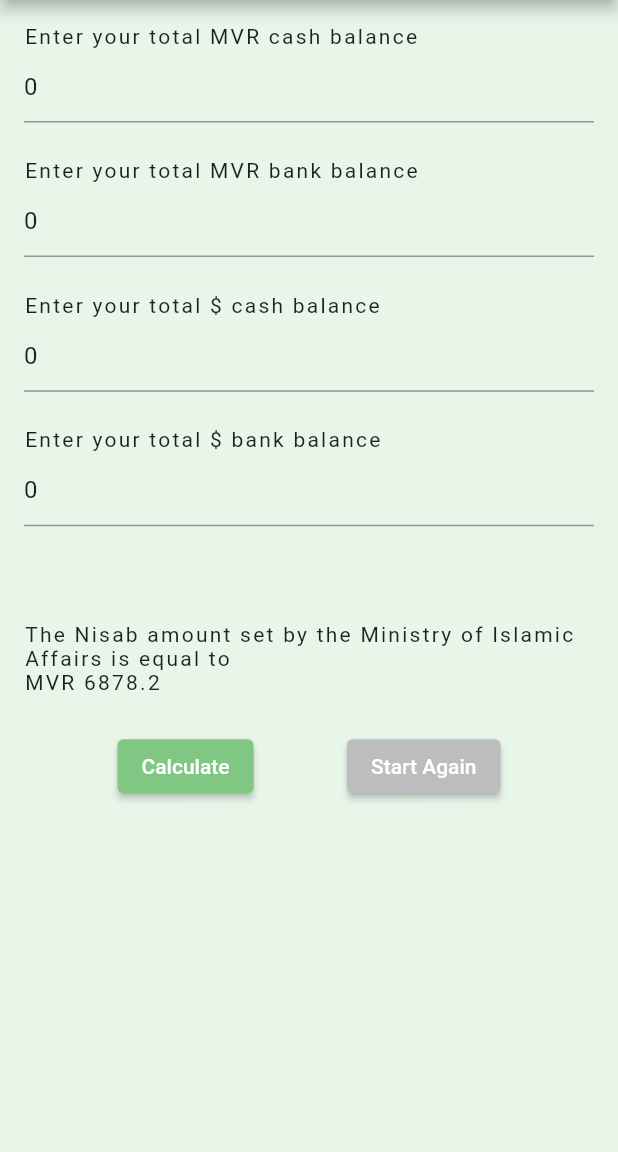
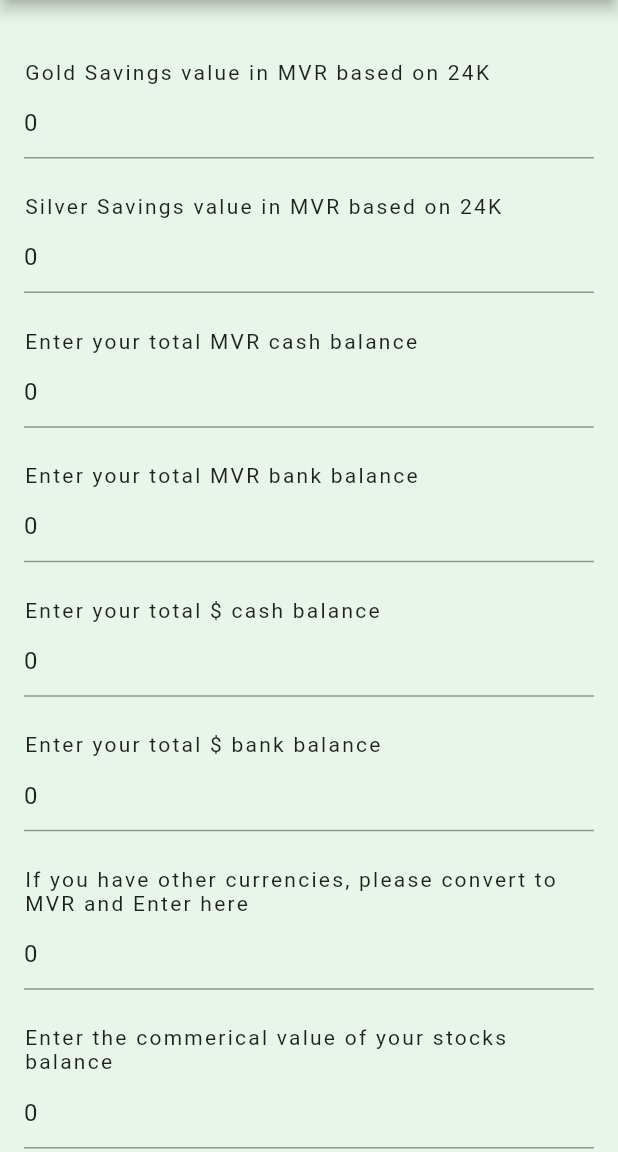
Before and after one commit to mvishah/zakat, a Flutter app: the screen it shows after launch, on a phone screen of 412 x 824 dp, the part 84-1236 px from its top. Run offline on Flutter 3.47's test engine with Material 2 defaults, Android fonts, the phone set to English and light mode, and no system bars.

Commit message:
draft 1.1

```diff
--- a/lib/main.dart
+++ b/lib/main.dart
@@ -25,19 +25,44 @@ class zakatCalculator extends StatefulWidget {
 class _zakatCalculatorState extends State<zakatCalculator> {
 
 
- num zakatBase = 0;
- num  zakatAmt = 0;
+ late num zakatBase = 0;
+ late num zakatAmt = 0;
+
  late num _cashAmt = 0;
  late num _bankAmt = 0;
+
  late num _dollarCashAmt = 0;
  late num _dollarBankAmt = 0;
  late num _dollarInMVR = 0;
 
+//  late num _inrCashAmt =0;
+//  late num _inrInMVR = 0;
 
+//  late num _lkrCashAmt =0;
+//  late num _lkrInMVR = 0;
+
+ late num _otherInMVR = 0;
+
+late num _commercialValue = 0;
+late num _goldSavings = 0;
+late num _silverSavings = 0;
+late num _sharesforTrading =0;
+
+
+//cash controllers
   var cashCont = TextEditingController(text: '0');
   var dollarCashCont = TextEditingController(text: '0');
   var bankCont = TextEditingController(text: '0');
   var dollarBankCont =  TextEditingController(text: '0');
+  var otherInMVRCont =  TextEditingController(text: '0');
+
+// other controllers
+
+  var commercialCont =  TextEditingController(text: '0');
+  var goldCont =  TextEditingController(text: '0');
+  var silverCont =  TextEditingController(text: '0');
+  var sharesCont =  TextEditingController(text: '0');
+
 
 
   var nisab = 6878.20;
@@ -75,7 +100,40 @@ class _zakatCalculatorState extends State<zakatCalculator> {
 
              children:  [
 
+       //Gold savings Values
+               const SizedBox(height: 24.0),
+               const Text("Gold Savings value in MVR based on 24K",
+               style: TextStyle(
+                 letterSpacing: 1.5,
+
+               )),
+               const SizedBox(height: 1.7),
+                TextField(
+                  controller: goldCont,
+                  keyboardType: TextInputType.number,
+                 decoration: const InputDecoration(
+                   hintText: "Total of the Gold Savings in MVR"
+                 ),
+               ),
+
+        //Silver savings Values
+               const SizedBox(height: 24.0),
+               const Text("Silver Savings value in MVR based on 24K",
+               style: TextStyle(
+                 letterSpacing: 1.5,
+
+               )),
+               const SizedBox(height: 1.7),
+                TextField(
+                  controller: silverCont,
+                  keyboardType: TextInputType.number,
+                 decoration: const InputDecoration(
+                   hintText: "Total of the Silver Savings in MVR"
+                 ),
+               ),
+
        //Creating the field for the MVR Cash input
+                const SizedBox(height: 24.0),
                const Text("Enter your total MVR cash balance",
                style: TextStyle(
                  letterSpacing: 1.5,
@@ -147,6 +205,55 @@ class _zakatCalculatorState extends State<zakatCalculator> {
                  ),
                ),
 
+       //Cash Other currency Values
+               const SizedBox(height: 24.0),
+               const Text("If you have other currencies, please convert to MVR and Enter here",
+               style: TextStyle(
+                 letterSpacing: 1.5,
+
+               )),
+               const SizedBox(height: 1.7),
+                TextField(
+                  controller: otherInMVRCont,
+                  keyboardType: TextInputType.number,
+                 decoration: const InputDecoration(
+                   hintText: "Total of other currencies you have in MVR"
+                 ),
+               ),
+
+       //Cash Commercial Values
+               const SizedBox(height: 24.0),
+               const Text("Enter the commerical value of your stocks balance",
+               style: TextStyle(
+                 letterSpacing: 1.5,
+
+               )),
+               const SizedBox(height: 1.7),
+                TextField(
+                  controller: commercialCont,
+                  keyboardType: TextInputType.number,
+                 decoration: const InputDecoration(
+                   hintText: "If you have a business, enter the stock value"
+                 ),
+               ),
+
+       //Cash Stock Values
+               const SizedBox(height: 24.0),
+               const Text("Enter the share of stockmaket values owned for trading purpose",
+               style: TextStyle(
+                 letterSpacing: 1.5,
+
+               )),
+               const SizedBox(height: 1.7),
+                TextField(
+                  controller: sharesCont,
+                  keyboardType: TextInputType.number,
+                 decoration: const InputDecoration(
+                   hintText: "Total of shares market value used for trading purpose"
+                 ),
+               ),
+
+
        //Creating the Zakat message
             const SizedBox(height: 24.0),
                Text('$msg',
@@ -189,9 +296,15 @@ class _zakatCalculatorState extends State<zakatCalculator> {
                               _dollarCashAmt = num.parse(dollarCashCont.text) ;
                               _dollarBankAmt = num.parse(dollarBankCont.text) ;
                               _dollarInMVR = (_dollarCashAmt +_dollarBankAmt) * 15.42;
+                              _otherInMVR = num.parse(cashCont.text);
+                              _commercialValue= num.parse(cashCont.text);
+                              _goldSavings = num.parse(cashCont.text);
+                              _silverSavings = num.parse(cashCont.text);
+                              _sharesforTrading = num.parse(cashCont.text);
 
 
-                              zakatBase = _cashAmt + _bankAmt + _dollarInMVR;
+                              zakatBase = _cashAmt + _bankAmt + _dollarInMVR + _commercialValue + _goldSavings + _silverSavings + _sharesforTrading;
+
                               zakatAmt = (zakatBase / 40);
 
                               if (zakatBase > nisab) {
@@ -226,6 +339,11 @@ class _zakatCalculatorState extends State<zakatCalculator> {
                       bankCont = TextEditingController(text: '0');
                       dollarBankCont =  TextEditingController(text: '0');
                       msg = '';
+                      commercialCont =  TextEditingController(text: '0');
+                      goldCont =  TextEditingController(text: '0');
+                      silverCont =  TextEditingController(text: '0');
+                      sharesCont =  TextEditingController(text: '0');
+                      otherInMVRCont =  TextEditingController(text: '0');
                       });
 
 
```
